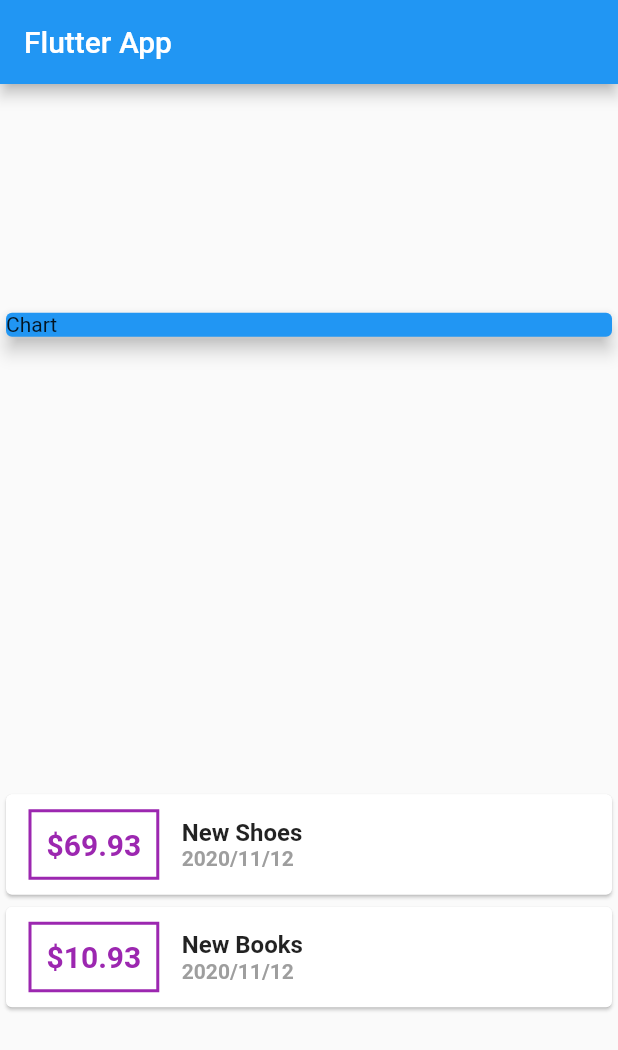
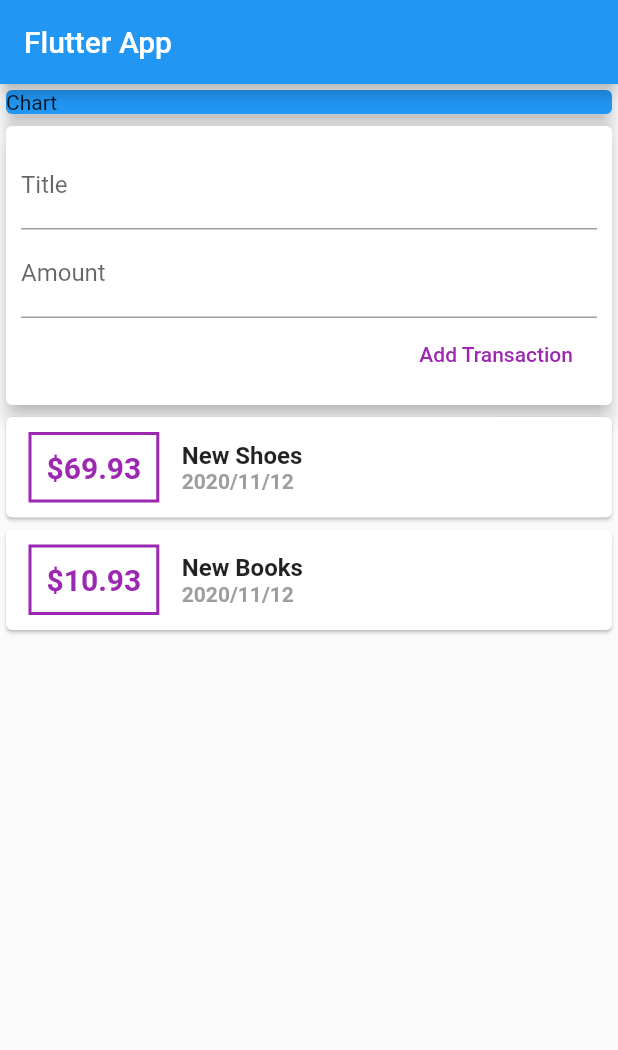
Before and after one commit to nord2sudjp/personal-expense, a Flutter app: the screen it shows after launch, on a phone screen of 412 x 824 dp. Shown: the top 1050 px of the screen. Run offline on Flutter 3.47's test engine with Material 2 defaults, Android fonts, the phone set to English and light mode, and no system bars.

Commit message:
add Add button

```diff
--- a/lib/main.dart
+++ b/lib/main.dart
@@ -38,7 +38,7 @@ class MyHomePage extends StatelessWidget {
           title: Text("Flutter App"),
         ),
         body: Column(
-          mainAxisAlignment: MainAxisAlignment.spaceAround,
+          //mainAxisAlignment: MainAxisAlignment.spaceAround,
           crossAxisAlignment: CrossAxisAlignment.stretch,
           children: [
             Container(
@@ -47,6 +47,24 @@ class MyHomePage extends StatelessWidget {
                 color: Colors.blue,
                 child: Text('Chart'),
                 elevation: 5,
+              ),
+            ),
+            Card(
+              elevation: 5,
+              child: Container(
+                margin: EdgeInsets.all(10),
+                child: Column(
+                  crossAxisAlignment: CrossAxisAlignment.end,
+                  children: [
+                    TextField(decoration: InputDecoration(labelText: 'Title')),
+                    TextField(decoration: InputDecoration(labelText: 'Amount')),
+                    FlatButton(
+                      child: Text('Add Transaction'),
+                      textColor: Colors.purple,
+                      onPressed: () {},
+                    ),
+                  ],
+                ),
               ),
             ),
             Column(
```
